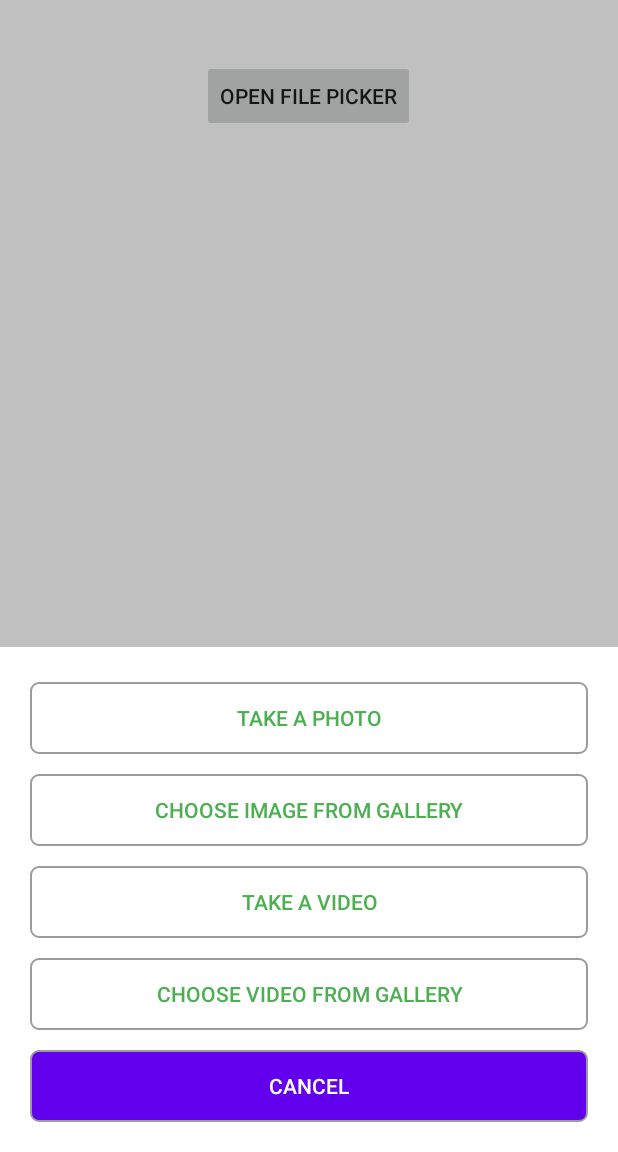
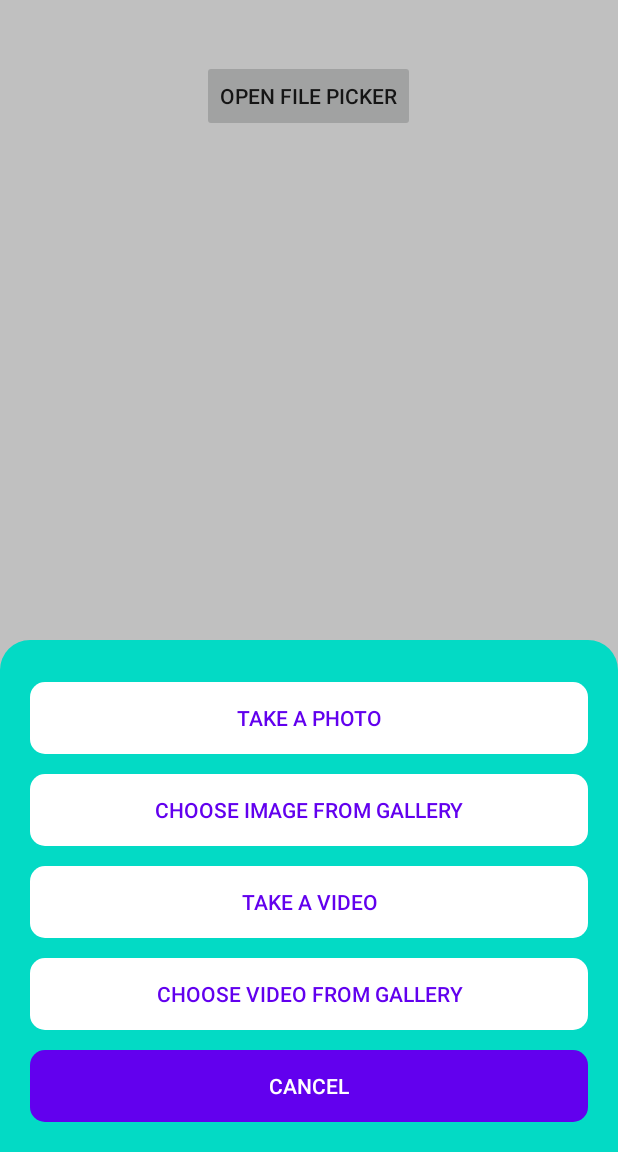
Before and after one commit to DhavalBaldhaa/MediaFilePicker, an Android app: the screen it shows after launch (MainActivity), after a tap on "OPEN FILE PICKER", on a phone screen of 412 x 824 dp, the part 84-1236 px from its top. Run offline under Robolectric (Android 15) with nearby library versions, the phone set to English and light mode, and no system bars; our stand-ins replace sdp/ssp sizes; libraries missing offline, so code that uses them is left out: pub.devrel.easypermissions; pictures from the network do not load.

Commit message:
Set Custom theme

```diff
--- a/app/src/main/java/com/devstree/mediafilepicker/MainActivity.kt
+++ b/app/src/main/java/com/devstree/mediafilepicker/MainActivity.kt
@@ -22,10 +22,10 @@ class MainActivity : AppCompatActivity(), View.OnClickListener {
     override fun onClick(v: View?) {
         when (v) {
             binding.btnOpenFilePicker -> {
-                val bottomSheetFilePicker = BottomSheetFilePicker(BuildConfig.APPLICATION_ID)
+                val bottomSheetFilePicker = BottomSheetFilePicker(BuildConfig.APPLICATION_ID, R.style.BaseBottomSheetDialog)
                 bottomSheetFilePicker.actionButtonBg = R.drawable.button_bg
-                bottomSheetFilePicker.cancelButtonBg = R.drawable.button_bg_filled
-                bottomSheetFilePicker.actionButtonTextColor = R.color.green
+                bottomSheetFilePicker.cancelButtonBg = R.drawable.button_bg_primary
+                bottomSheetFilePicker.actionButtonTextColor = R.color.purple_500
                 bottomSheetFilePicker.cancelButtonTextColor = R.color.white
                 bottomSheetFilePicker.setMediaListenerCallback(BottomSheetFilePicker.TAKE_ALL, object : MediaPickerCallback {
                     override fun onPickedSuccess(media: Media?) {
--- /dev/null
+++ b/app/src/main/res/drawable/background.xml
@@ -0,0 +1,9 @@
+<?xml version="1.0" encoding="utf-8"?>
+<shape xmlns:android="http://schemas.android.com/apk/res/android"
+    android:shape="rectangle">
+    <corners
+        android:topLeftRadius="20dp"
+        android:topRightRadius="20dp" />
+    <padding android:top="15dp" />
+    <solid android:color="@color/teal_200" />
+</shape>
--- a/app/src/main/res/drawable/button_bg.xml
+++ b/app/src/main/res/drawable/button_bg.xml
@@ -2,9 +2,9 @@
 <shape xmlns:android="http://schemas.android.com/apk/res/android"
     android:shape="rectangle">
     <padding android:top="5dp" android:bottom="5dp" android:left="5dp" android:right="5dp" />
-    <solid android:color="@android:color/transparent" />
-    <stroke
-        android:width="1dp"
-        android:color="#9C9C9C" />
-    <corners android:radius="5dp" />
+    <solid android:color="@color/white" />
+<!--    <stroke-->
+<!--        android:width="1dp"-->
+<!--        android:color="#9C9C9C" />-->
+    <corners android:radius="10dp" />
 </shape>
--- a/app/src/main/res/drawable/button_bg_filled.xml
+++ b/app/src/main/res/drawable/button_bg_primary.xml
@@ -7,8 +7,8 @@
         android:right="5dp"
         android:top="5dp" />
     <solid android:color="@color/purple_500" />
-    <stroke
-        android:width="1dp"
-        android:color="#9C9C9C" />
-    <corners android:radius="5dp" />
+<!--    <stroke-->
+<!--        android:width="1dp"-->
+<!--        android:color="#9C9C9C" />-->
+    <corners android:radius="10dp" />
 </shape>
--- a/app/src/main/res/values/themes.xml
+++ b/app/src/main/res/values/themes.xml
@@ -13,4 +13,19 @@
         <item name="android:statusBarColor" tools:targetApi="l">?attr/colorPrimaryVariant</item>
         <!-- Customize your theme here. -->
     </style>
+
+    <style name="BaseBottomSheetDialog" parent="@style/Theme.Design.Light.BottomSheetDialog">
+        <item name="android:windowIsFloating">false</item>
+        <item name="bottomSheetStyle">@style/BottomSheet</item>
+    </style>
+
+    <style name="BottomSheet" parent="@style/Widget.Design.BottomSheet.Modal">
+        <item name="android:background">@drawable/background</item>
+    </style>
+
+    <style name="BottomSheetDialogTheme" parent="BaseBottomSheetDialog">
+        <item name="android:statusBarColor">@android:color/transparent</item>
+        <item name="android:navigationBarColor">@color/white</item>
+        <item name="android:windowLightNavigationBar" tools:targetApi="o_mr1">true</item>
+    </style>
 </resources>
--- a/mediafilepicker/src/main/java/com/devstree/mediafilepicker/bottomsheet/BaseBottomSheet.kt
+++ b/mediafilepicker/src/main/java/com/devstree/mediafilepicker/bottomsheet/BaseBottomSheet.kt
@@ -16,6 +16,8 @@ import android.view.View
 import android.view.ViewGroup
 import android.view.WindowManager
 import android.widget.FrameLayout
+import androidx.annotation.DrawableRes
+import androidx.fragment.app.DialogFragment
 import androidx.fragment.app.Fragment
 import com.devstree.mediafilepicker.R
 import com.devstree.mediafilepicker.databinding.BottomsheetHeaderBinding
@@ -31,14 +33,14 @@ import pub.devrel.easypermissions.PermissionRequest
  */
 
 open class BaseBottomSheet : BottomSheetDialogFragment(), OnShowListener {
-    //    protected var navigation: NavigationActivity? = null
-//    protected var base: BaseActivity? = null
     lateinit var mContext: Context
     private var expanded = false
     private var showKeyboard = false
-    protected var isApplyStyle = true
     var bottomSheetBehavior: BottomSheetBehavior<*>? = null
     private lateinit var binding: BottomsheetHeaderBinding
+
+    @DrawableRes
+    var themeId: Int? = null
 
     private val bottomSheetCallback: BottomSheetCallback = object : BottomSheetCallback() {
         override fun onStateChanged(bottomSheet: View, newState: Int) {
@@ -51,7 +53,7 @@ open class BaseBottomSheet : BottomSheetDialogFragment(), OnShowListener {
 
     override fun onCreate(savedInstanceState: Bundle?) {
         super.onCreate(savedInstanceState)
-        if (isApplyStyle) setStyle(STYLE_NORMAL, R.style.BottomSheetDialogTheme)
+        setStyle(STYLE_NORMAL, themeId ?: R.style.MediaBaseBottomSheetDialog)
     }
 
     fun setUpHeader(title: String) {
@@ -64,13 +66,6 @@ open class BaseBottomSheet : BottomSheetDialogFragment(), OnShowListener {
     override fun onAttach(context: Context) {
         super.onAttach(context)
         this.mContext = context
-//        if (context is BaseActivity) base = context
-//        if (context is NavigationActivity) navigation = context
-    }
-
-    override fun onPause() {
-        super.onPause()
-//        hideKeyboard(base)
     }
 
     override fun onCreateDialog(savedInstanceState: Bundle?): Dialog {
@@ -146,7 +141,7 @@ open class BaseBottomSheet : BottomSheetDialogFragment(), OnShowListener {
         window.callback = UserInteractionAwareCallback(window.callback, activity)
     }
 
-    companion object{
+    companion object {
         fun checkOnMainThread(): Boolean {
             return Looper.getMainLooper().thread == Thread.currentThread()
         }
--- a/mediafilepicker/src/main/java/com/devstree/mediafilepicker/bottomsheet/BottomSheetFilePicker.kt
+++ b/mediafilepicker/src/main/java/com/devstree/mediafilepicker/bottomsheet/BottomSheetFilePicker.kt
@@ -19,6 +19,7 @@ import android.view.View.*
 import android.view.ViewGroup
 import androidx.annotation.ColorRes
 import androidx.annotation.DrawableRes
+import androidx.annotation.StyleRes
 import androidx.core.content.ContextCompat
 import com.devstree.mediafilepicker.R
 import com.devstree.mediafilepicker.databinding.BottomSheetCameraDialogBinding
@@ -60,6 +61,14 @@ open class BottomSheetFilePicker(val applicationId: String) : BaseBottomSheet(),
     @ColorRes
     var cancelButtonTextColor: Int? = null
 
+    constructor(applicationId: String, @StyleRes themeId: Int) : this(applicationId) {
+        this.themeId = themeId
+    }
+
+    override fun onCreate(savedInstanceState: Bundle?) {
+        super.onCreate(savedInstanceState)
+    }
+
     override fun onCreateView(inflater: LayoutInflater, container: ViewGroup?, savedInstanceState: Bundle?): View? {
         binding = BottomSheetCameraDialogBinding.inflate(inflater, container, false)
         return binding.root
@@ -92,49 +101,52 @@ open class BottomSheetFilePicker(val applicationId: String) : BaseBottomSheet(),
         binding.btnChooseVideo.setOnClickListener(this)
         binding.btnCancel.setOnClickListener(this)
 
-        if (type == TAKE_ALL) {
+        when (type) {
+            TAKE_ALL -> {
                 binding.btnTakePhoto.visibility = VISIBLE
                 binding.btnChooseImage.visibility = VISIBLE
                 binding.btnTakeVideo.visibility = VISIBLE
                 binding.btnChooseVideo.visibility = VISIBLE
-        } else if (type == PICK_IMAGE_VIDEO) {
+            }
+            PICK_IMAGE_VIDEO -> {
                 binding.btnTakePhoto.visibility = GONE
                 binding.btnTakeVideo.visibility = GONE
                 binding.btnChooseImage.visibility = VISIBLE
                 binding.btnChooseVideo.visibility = VISIBLE
-        } else if (type == PICK_IMAGE) {
+            }
+            PICK_IMAGE -> {
                 binding.btnTakePhoto.visibility = GONE
                 binding.btnTakeVideo.visibility = GONE
                 binding.btnChooseImage.visibility = GONE
                 binding.btnChooseVideo.visibility = GONE
                 binding.btnCancel.visibility = GONE
-        } else if (type == IMAGE) {
+            }
+            IMAGE -> {
                 binding.btnTakePhoto.visibility = VISIBLE
                 binding.btnTakeVideo.visibility = GONE
                 binding.btnChooseVideo.visibility = GONE
-        } else if (type == VIDEO) {
+            }
+            VIDEO -> {
                 binding.btnTakePhoto.visibility = GONE
                 binding.btnChooseImage.visibility = GONE
                 binding.btnTakeVideo.visibility = VISIBLE
             }
+        }
 
-        if (actionButtonBg != null) {
-            with(binding) {
+        if (actionButtonBg != null) with(binding) {
             btnTakePhoto.setBackgroundResource(actionButtonBg!!)
             btnChooseImage.setBackgroundResource(actionButtonBg!!)
             btnTakeVideo.setBackgroundResource(actionButtonBg!!)
             btnChooseVideo.setBackgroundResource(actionButtonBg!!)
         }
-        }
 
-        if (actionButtonTextColor != null) {
-            with(binding) {
+        if (actionButtonTextColor != null) with(binding) {
             btnTakePhoto.setTextColor(ContextCompat.getColor(requireContext(), actionButtonTextColor!!))
             btnChooseImage.setTextColor(ContextCompat.getColor(requireContext(), actionButtonTextColor!!))
             btnTakeVideo.setTextColor(ContextCompat.getColor(requireContext(), actionButtonTextColor!!))
             btnChooseVideo.setTextColor(ContextCompat.getColor(requireContext(), actionButtonTextColor!!))
         }
-        }
+
         if (cancelButtonBg != null) binding.btnCancel.setBackgroundResource(cancelButtonBg!!)
         if (cancelButtonTextColor != null) binding.btnCancel.setTextColor(ContextCompat.getColor(requireContext(), cancelButtonTextColor!!))
     }
@@ -185,7 +197,7 @@ open class BottomSheetFilePicker(val applicationId: String) : BaseBottomSheet(),
 //        hideBottomSheet()
 //    }
 
-    val permissionCallbacks = object : PermissionCallbacks {
+    private val permissionCallbacks = object : PermissionCallbacks {
         override fun onRequestPermissionsResult(requestCode: Int, permissions: Array<out String>, grantResults: IntArray) {
 
         }
@@ -296,11 +308,7 @@ open class BottomSheetFilePicker(val applicationId: String) : BaseBottomSheet(),
                     try {
                         if (context == null) return@launch
                         if (file == null) return@launch
-                        file = FileUtil.imageCompress(
-                            mContext,
-                            file!!,
-                            MediaType.IMAGE
-                        ) // image compress
+                        file = FileUtil.imageCompress(mContext, file!!, MediaType.IMAGE) // image compress
                         media = Media.create(Thumb.generate(mContext, MediaType.IMAGE, file!!))
                     } catch (e: Exception) {
                         e.printStackTrace()
@@ -314,11 +322,7 @@ open class BottomSheetFilePicker(val applicationId: String) : BaseBottomSheet(),
                         file =
                             FileUtil.getFileFromUri(mContext, intent!!.data, MediaType.IMAGE)
                         if (file == null) return@launch
-                        file = FileUtil.imageCompress(
-                            mContext,
-                            file!!,
-                            MediaType.IMAGE
-                        ) // image compress
+                        file = FileUtil.imageCompress(mContext, file!!, MediaType.IMAGE) // image compress
                         media = Media.create(Thumb.generate(mContext, MediaType.IMAGE, file!!))
                     } catch (e: Exception) {
                         e.printStackTrace()
--- a/mediafilepicker/src/main/res/layout/bottom_sheet_camera_dialog.xml
+++ b/mediafilepicker/src/main/res/layout/bottom_sheet_camera_dialog.xml
@@ -5,7 +5,6 @@
     android:id="@+id/bottom_sheet_camera_dialog"
     android:layout_width="match_parent"
     android:layout_height="wrap_content"
-    android:background="@drawable/shape_corner"
     android:elevation="@dimen/_5sdp"
     android:orientation="vertical"
     app:behavior_hideable="true"
--- a/mediafilepicker/src/main/res/values/style.xml
+++ b/mediafilepicker/src/main/res/values/style.xml
@@ -1,17 +1,12 @@
 <?xml version="1.0" encoding="utf-8"?>
 <resources>
-    <style name="BaseBottomSheetDialog" parent="@style/Theme.Design.Light.BottomSheetDialog">
-        <item name="android:windowIsFloating">false</item>
-        <item name="bottomSheetStyle">@style/BottomSheet</item>
+
+    <style name="MediaBaseBottomSheetDialog" parent="@style/Theme.Design.Light.BottomSheetDialog">
+        <item name="bottomSheetStyle">@style/MediaBottomSheet</item>
     </style>
 
-    <style name="BottomSheet" parent="@style/Widget.Design.BottomSheet.Modal">
-<!--        <item name="android:background">@drawable/shape_corner</item>-->
+    <style name="MediaBottomSheet" parent="@style/Widget.Design.BottomSheet.Modal">
+        <item name="android:background">@drawable/shape_corner</item>
     </style>
 
-    <style name="BottomSheetDialogTheme" parent="BaseBottomSheetDialog">
-<!--        <item name="android:statusBarColor">@android:color/transparent</item>-->
-<!--        <item name="android:navigationBarColor">@color/white</item>-->
-        <!--        <item name="android:windowLightNavigationBar" tools:targetApi="o_mr1">true</item>-->
-    </style>
 </resources>
```
Also changed, not shown: 1 other file. Lines whose indentation alone changed are shown as unchanged.
